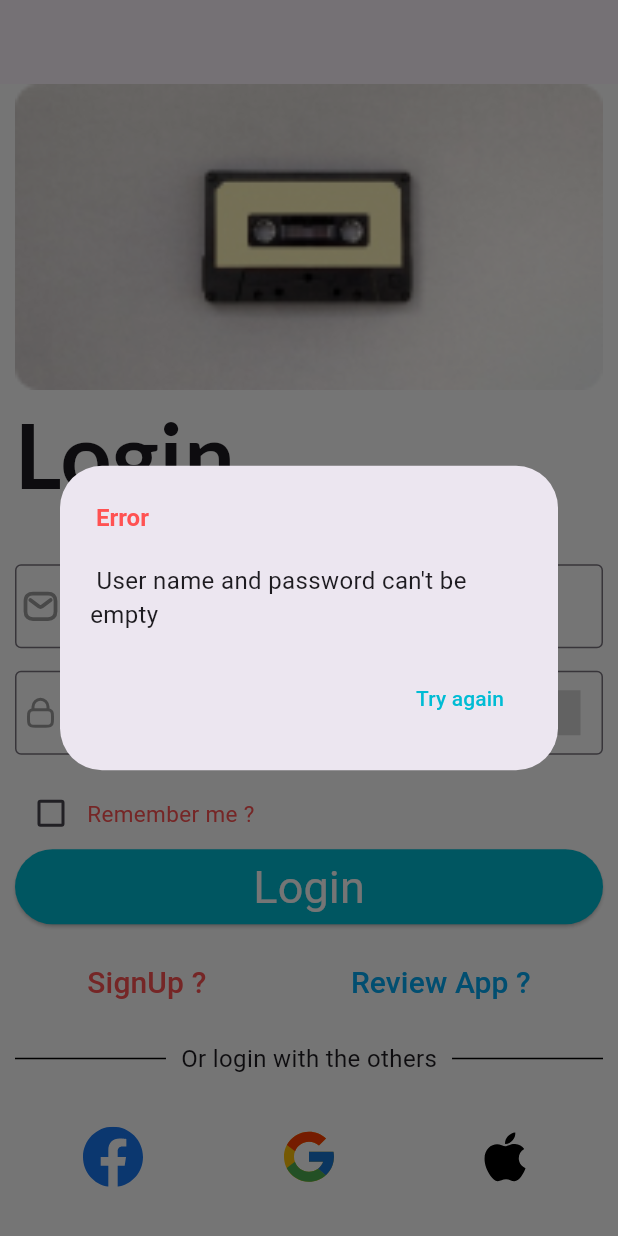
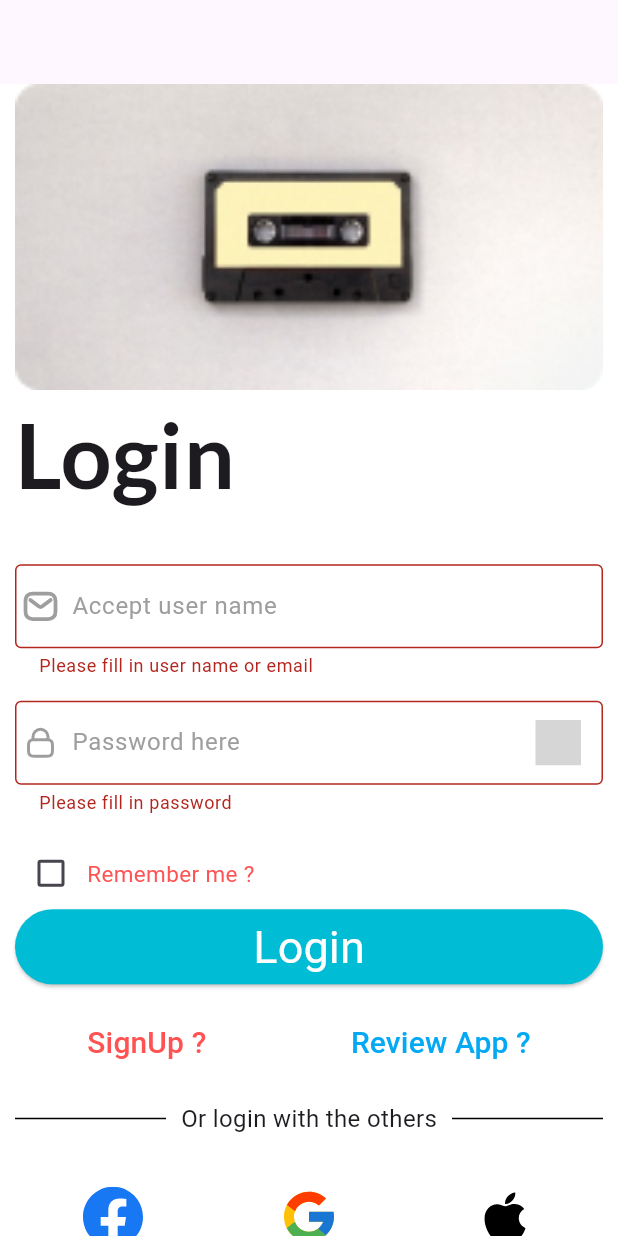
Before and after one commit to zzNatezz/FLUTTER_MUSIUM, a Flutter app: the LoginPage screen opened by its route, after a tap on "Login", on a phone screen of 412 x 824 dp. Run offline on Flutter 3.47's test engine with Material 3 defaults, Android fonts, the phone set to English and light mode, and no system bars; our stand-ins replace bloc, dio, equatable, firebase_auth, firebase_core, flutter_bloc and 4 more; missing offline and left inert: dart_jsonwebtoken; accounts and stored records are empty; grey boxes are pictures that could not be loaded.

Commit message:
Update validate for FoirmLogin

```diff
--- a/lib/core/cubit/auth/auth_musium/auth_cubit.dart
+++ b/lib/core/cubit/auth/auth_musium/auth_cubit.dart
@@ -23,15 +23,8 @@ class AuthCubit extends Cubit<AuthState> {
       required BuildContext context}) async {
     try {
       emit(AuthProcessing());
-      if (email.isEmpty || password.isEmpty) {
-        throw Exception("User name and password can't be empty");
-      }
-      if (email.length < 5) {
-        throw Exception("User name is too short");
-      }
       final LoginEntity authen =
           await _authRepo.authLogin(email: email, password: password);
-
       if (authen.error == true) {
         throw Exception('Incorrect user name and password');
       }
--- a/lib/layout/login/components/login_form_field.dart
+++ b/lib/layout/login/components/login_form_field.dart
@@ -24,26 +24,43 @@ class _LoginFormFieldState extends State<LoginFormField> {
   //
   late AuthCubit _authCubit;
 
-  bool isObs = true;
-
+  ValueNotifier<bool> isObs = ValueNotifier(true);
   @override
   void initState() {
     _authCubit = AuthCubit();
     super.initState();
   }
 
-  void handleObs() {
-    setState(() {
-      isObs = !isObs;
-    });
+  final _formkey = GlobalKey<FormState>();
+
+  dynamic handleLogin() {
+    if (_formkey.currentState!.validate() == false) {
+      return;
+    }
+    return _authCubit.login(
+        context: context,
+        email: _emailController.text,
+        password: _passwordController.text);
   }
 
   @override
   Widget build(BuildContext context) {
-    return Column(
+    return Form(
+      key: _formkey,
+      child: Column(
         children: [
           TextFormField(
+            // autovalidateMode: AutovalidateMode.onUserInteraction,
             controller: _emailController,
+            validator: (value) {
+              if (value == null || value.isEmpty) {
+                return "Please fill in user name or email";
+              }
+              if (value.length < 5) {
+                return "Invalid input, please check";
+              }
+              return null;
+            },
             decoration: InputDecoration(
                 prefixIconConstraints:
                     const BoxConstraints(minHeight: 10, maxHeight: 50),
@@ -56,9 +73,22 @@ class _LoginFormFieldState extends State<LoginFormField> {
                 border: const OutlineInputBorder()),
           ),
           VerticalSpace(value: 15),
-        TextFormField(
+          ValueListenableBuilder(
+              valueListenable: isObs,
+              builder: (_, obsBuilder, __) {
+                return TextFormField(
+                  validator: (value) {
+                    if (value == null || value.isEmpty) {
+                      return "Please fill in password";
+                    }
+                    if (value.length < 5) {
+                      return "Invalid input, please check";
+                    }
+                    return null;
+                  },
+                  // autovalidateMode: AutovalidateMode.onUserInteraction,
                   controller: _passwordController,
-          obscureText: isObs,
+                  obscureText: obsBuilder,
                   decoration: InputDecoration(
                     border: const OutlineInputBorder(),
                     hintText: "Password here",
@@ -66,7 +96,8 @@ class _LoginFormFieldState extends State<LoginFormField> {
                     prefixIconConstraints:
                         const BoxConstraints(minHeight: 10, maxHeight: 50),
                     prefixIcon: Padding(
-              padding: const EdgeInsetsDirectional.only(start: 5, end: 5),
+                      padding:
+                          const EdgeInsetsDirectional.only(start: 5, end: 5),
                       child: SvgPicture.asset(
                         IconsPath.lock,
                       ),
@@ -79,7 +110,7 @@ class _LoginFormFieldState extends State<LoginFormField> {
                         customBorder: RoundedRectangleBorder(
                             borderRadius: BorderRadius.circular(50)),
                         onTap: () {
-                  handleObs();
+                          isObs.value = !isObs.value;
                         },
                         child: Padding(
                           padding: const EdgeInsets.all(10),
@@ -87,14 +118,15 @@ class _LoginFormFieldState extends State<LoginFormField> {
                             height: 30,
                             width: 30,
                             child: SvgPicture.asset(
-                      isObs ? IconsPath.eyeClosed : IconsPath.eye,
+                              obsBuilder ? IconsPath.eyeClosed : IconsPath.eye,
                             ),
                           ),
                         ),
                       ),
                     ),
                   ),
-        ),
+                );
+              }),
           VerticalSpace(value: 15),
 
           //Check box here
@@ -130,10 +162,7 @@ class _LoginFormFieldState extends State<LoginFormField> {
                       style: ElevatedButton.styleFrom(
                           backgroundColor: Colorscontroller.loginButton),
                       onPressed: () {
-                      _authCubit.login(
-                          context: context,
-                          email: _emailController.text,
-                          password: _passwordController.text);
+                        handleLogin();
                       },
                       child: const Text('Login',
                           style: TextStyle(
@@ -145,6 +174,7 @@ class _LoginFormFieldState extends State<LoginFormField> {
             ),
           ),
         ],
+      ),
     );
   }
 }
```
Also changed, not shown: lib/layout/landing_page/sub-layout/history_list.dart (+2 -14 lines), lib/utils/round_image.dart (+3 -15 lines). Lines whose indentation alone changed are shown as unchanged.
